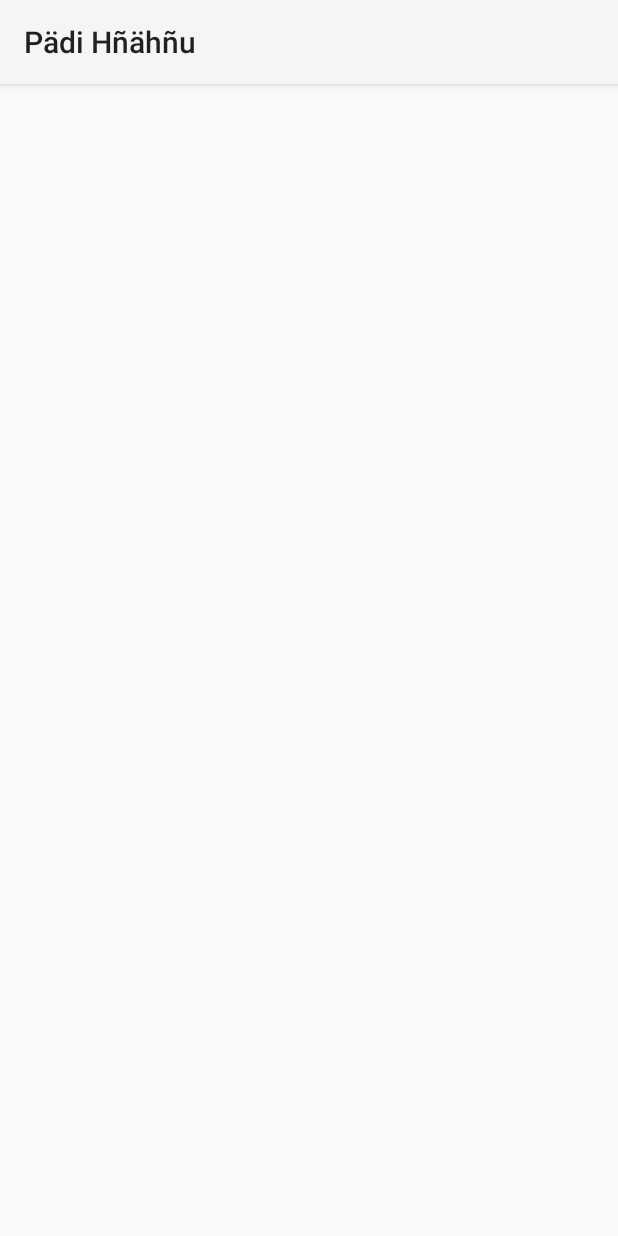
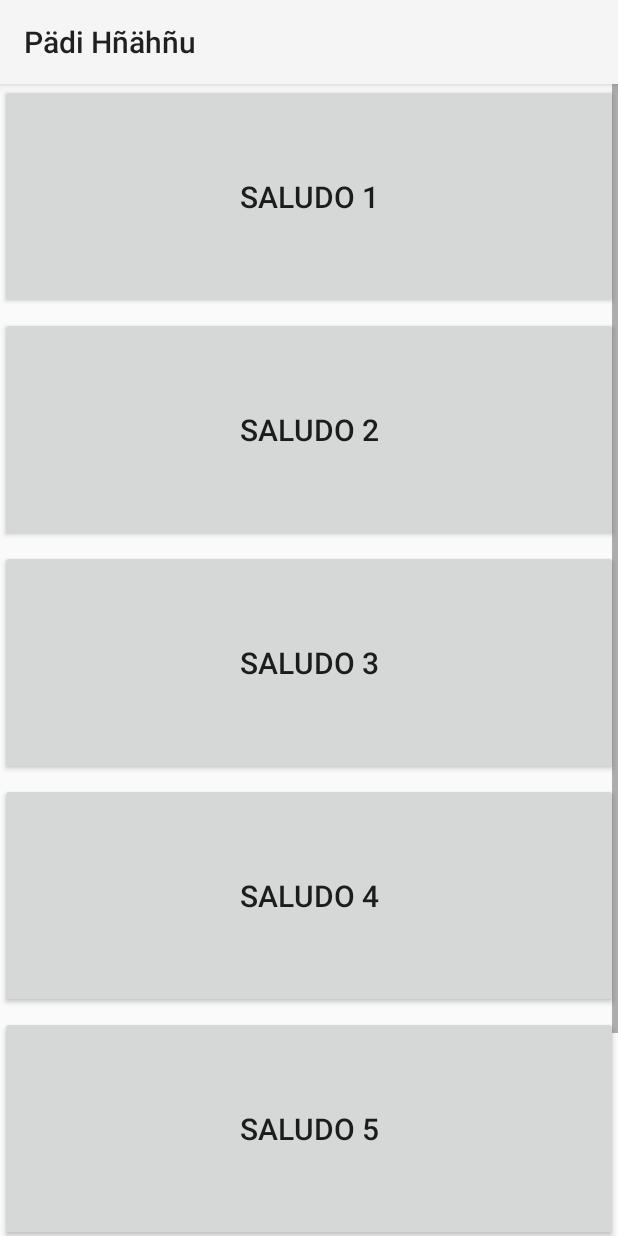
Before and after one commit to EdwinC01/RepoHnahnu10A, an Android app: the SaludosActivity screen opened directly, with no data from a screen before it, on a phone screen of 412 x 824 dp. Run offline under Robolectric (Android 15) with nearby library versions, the phone set to English and light mode, and no system bars.

Commit message:
SaludosActivity
Sonido de prueba y modificación de activity_saludos.xml

```diff
--- a/app/src/main/java/com/example/pdihhu/ColorsActivity.java
+++ b/app/src/main/java/com/example/pdihhu/ColorsActivity.java
@@ -19,8 +19,35 @@ public class ColorsActivity extends AppCompatActivity {
         this.setTitle(Title);
 
         imgBtnYellow = findViewById(R.id.amarillo);
-        MediaPlayer mp = MediaPlayer.create(this, R.raw.ai_chan);
+        MediaPlayer mpYel = MediaPlayer.create(this, R.raw.frag_expl_water1);
+        imgBtnYellow.setOnClickListener(v -> mpYel.start());
 
-        imgBtnYellow.setOnClickListener(v -> mp.start());
+        imgBtnOrange = findViewById(R.id.naranja);
+        MediaPlayer mpOra = MediaPlayer.create(this, R.raw.frag_expl_water1);
+        imgBtnOrange.setOnClickListener(v -> mpOra.start());
+
+        imgBtnBlue = findViewById(R.id.azul);
+        MediaPlayer mpBlu = MediaPlayer.create(this, R.raw.frag_expl_water1);
+        imgBtnBlue.setOnClickListener(v -> mpBlu.start());
+
+        imgBtnWhite = findViewById(R.id.blanco);
+        MediaPlayer mpWhi = MediaPlayer.create(this, R.raw.frag_expl_water1);
+        imgBtnWhite.setOnClickListener(v -> mpWhi.start());
+
+        imgBtnGray = findViewById(R.id.gris);
+        MediaPlayer mpGra = MediaPlayer.create(this, R.raw.frag_expl_water1);
+        imgBtnGray.setOnClickListener(v -> mpGra.start());
+
+        imgBtnBlack = findViewById(R.id.negro);
+        MediaPlayer mpBla = MediaPlayer.create(this, R.raw.frag_expl_water1);
+        imgBtnBlack.setOnClickListener(v -> mpBla.start());
+
+        imgBtnRed = findViewById(R.id.rojo);
+        MediaPlayer mpRed = MediaPlayer.create(this, R.raw.frag_expl_water1);
+        imgBtnRed.setOnClickListener(v -> mpRed.start());
+
+        imgBtnGreen = findViewById(R.id.verde);
+        MediaPlayer mpGre = MediaPlayer.create(this, R.raw.frag_expl_water1);
+        imgBtnGreen.setOnClickListener(v -> mpGre.start());
     }
 }
--- a/app/src/main/res/layout/activity_saludos.xml
+++ b/app/src/main/res/layout/activity_saludos.xml
@@ -6,4 +6,108 @@
     android:layout_height="match_parent"
     tools:context=".SaludosActivity">
 
+    <ScrollView
+        android:layout_width="match_parent"
+        android:layout_height="match_parent"
+        android:orientation="vertical">
+
+        <GridLayout
+            android:layout_width="match_parent"
+            android:layout_height="match_parent">
+
+            <Button
+                android:layout_width="match_parent"
+                android:layout_height="150dp"
+                android:layout_row="0"
+                android:layout_column="0"
+                android:text="Saludo 1"
+                android:textSize="20sp" />
+
+            <View
+                android:id="@+id/divider"
+                android:layout_width="match_parent"
+                android:layout_height="5dp"
+                android:layout_row="1"
+                android:layout_column="0"
+                android:color="#000"/>
+
+            <Button
+                android:layout_width="match_parent"
+                android:layout_height="150dp"
+                android:layout_row="2"
+                android:layout_column="0"
+                android:text="Saludo 2"
+                android:textSize="20sp" />
+
+            <View
+                android:layout_width="match_parent"
+                android:layout_height="5dp"
+                android:layout_row="3"
+                android:layout_column="0"
+                android:color="#000" />
+
+            <Button
+                android:layout_width="match_parent"
+                android:layout_height="150dp"
+                android:layout_row="4"
+                android:layout_column="0"
+                android:text="Saludo 3"
+                android:textSize="20sp" />
+
+            <View
+                android:layout_width="match_parent"
+                android:layout_height="5dp"
+                android:layout_row="5"
+                android:layout_column="0"
+                android:color="#000" />
+
+            <Button
+                android:layout_width="match_parent"
+                android:layout_height="150dp"
+                android:layout_row="6"
+                android:layout_column="0"
+                android:text="Saludo 4"
+                android:textSize="20sp" />
+
+            <View
+                android:layout_width="match_parent"
+                android:layout_height="5dp"
+                android:layout_row="7"
+                android:layout_column="0"
+                android:color="#000" />
+
+            <Button
+                android:layout_width="match_parent"
+                android:layout_height="150dp"
+                android:layout_row="8"
+                android:layout_column="0"
+                android:text="Saludo 5"
+                android:textSize="20sp" />
+
+            <View
+                android:layout_width="match_parent"
+                android:layout_height="5dp"
+                android:layout_row="9"
+                android:layout_column="0"
+                android:color="#000" />
+
+            <Button
+                android:layout_width="match_parent"
+                android:layout_height="150dp"
+                android:layout_row="10"
+                android:layout_column="0"
+                android:text="Saludo 6"
+                android:textSize="20sp" style="?attr/materialButtonOutlinedStyle"/>
+
+            <View
+                android:layout_width="match_parent"
+                android:layout_height="5dp"
+                android:layout_row="11"
+                android:layout_column="0"
+                android:color="#000" />
+
+        </GridLayout>
+
+    </ScrollView>
+
 </androidx.constraintlayout.widget.ConstraintLayout>
```
Also changed, not shown: 1 other file.
